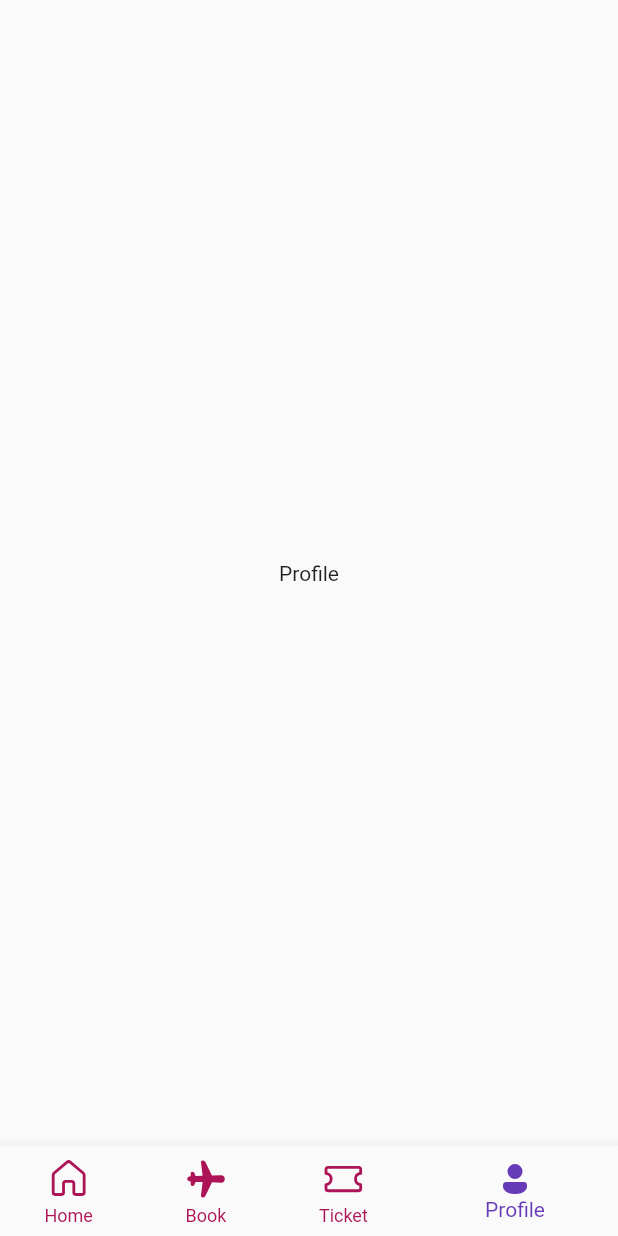
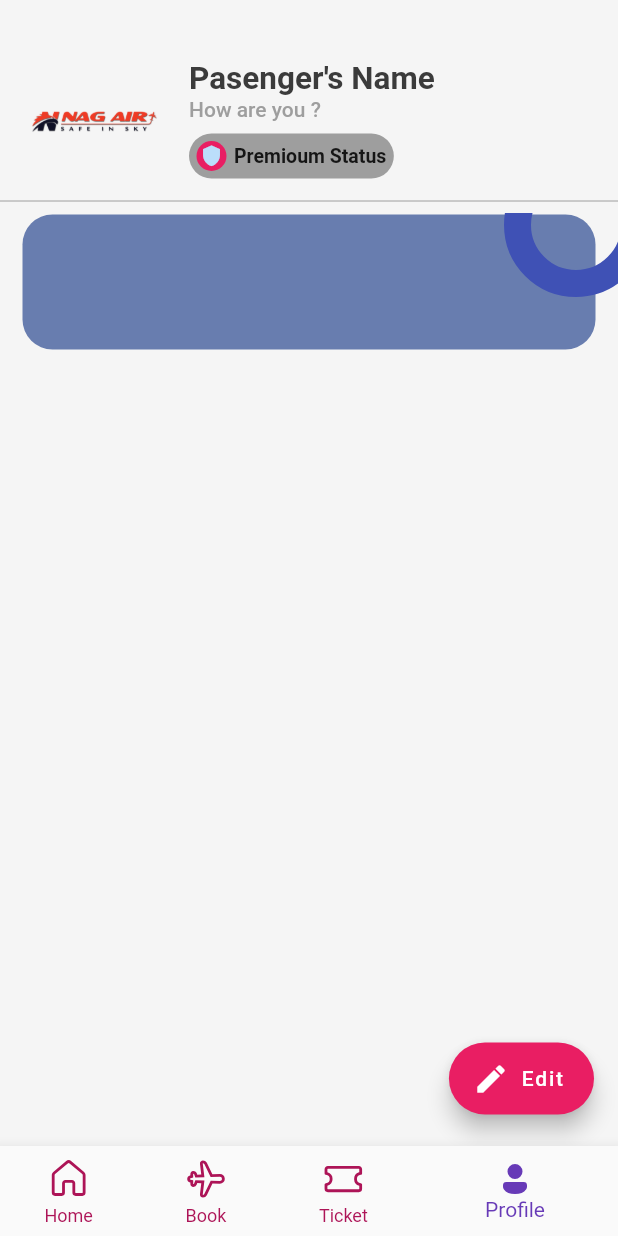
Before and after one commit to NafimAhmed/Air_Ticketing_App, a Flutter app: the screen it shows after launch, item 4 of the bottom bar chosen, on a phone screen of 412 x 824 dp. Run offline on Flutter 3.47's test engine with Material 2 defaults, Android fonts, the phone set to English and light mode, and no system bars; our stand-ins replace barcode_widget, fluentui_icons, gap, get, google_fonts, sizer.

Commit message:
Profile half done

```diff
--- a/lib/screens/bottom_bar.dart
+++ b/lib/screens/bottom_bar.dart
@@ -1,4 +1,5 @@
 import 'package:air_ticket_app/screens/home_screen.dart';
+import 'package:air_ticket_app/screens/profile_screen.dart';
 import 'package:air_ticket_app/screens/search_screen.dart';
 import 'package:air_ticket_app/screens/ticket_screen.dart';
 import 'package:fluentui_icons/fluentui_icons.dart';
@@ -21,7 +22,8 @@ class _BottomBarState extends State<BottomBar>{
     const SearchScreen(),
     const TicketScreen(),
     //const Text("ticket"),
-    const Text("Profile"),
+    //const Text("Profile"),
+    const ProfileScreen(),
 
   ];
 
@@ -68,7 +70,7 @@ class _BottomBarState extends State<BottomBar>{
           ),
           BottomNavigationBarItem(
             activeIcon: Icon(FluentSystemIcons.ic_fluent_airplane_filled),
-            icon: Icon(FluentSystemIcons.ic_fluent_airplane_filled, size: 30,),label: "Book",),
+            icon: Icon(FluentSystemIcons.ic_fluent_airplane_regular, size: 30,),label: "Book",),
           BottomNavigationBarItem(activeIcon: Icon(FluentSystemIcons.ic_fluent_ticket_filled),
               icon: Icon(FluentSystemIcons.ic_fluent_ticket_regular, size: 30,),label: "Ticket"),
           BottomNavigationBarItem(activeIcon: Icon(FluentSystemIcons.ic_fluent_person_filled),
--- /dev/null
+++ b/lib/screens/profile_screen.dart
@@ -0,0 +1,170 @@
+
+import 'package:air_ticket_app/Utils/app_layout.dart';
+import 'package:air_ticket_app/Utils/app_style.dart';
+import 'package:flutter/cupertino.dart';
+import 'package:flutter/material.dart';
+import 'package:gap/gap.dart';
+
+class ProfileScreen extends StatelessWidget {
+  const ProfileScreen({Key? key}) : super(key: key);
+
+  @override
+  Widget build(BuildContext context) {
+    return Scaffold(
+      backgroundColor: Colors.grey.shade100,
+      body: ListView(
+        children: [
+
+          Gap(AppLayout.getHeight(40)),
+         // Text("profile")
+
+          Container(
+            padding: EdgeInsets.symmetric(horizontal: 20),
+              child:Row(
+                crossAxisAlignment: CrossAxisAlignment.start,
+            children: [
+              Container(
+                padding: EdgeInsets.all(20),
+                height: AppLayout.getHeight(86),
+                width: AppLayout.getWidth(86),
+                decoration: BoxDecoration(
+                    borderRadius: BorderRadius.circular(AppLayout.getHeight(10)),
+                    image: DecorationImage(
+                        image: AssetImage("assets/nag-air-logo.png")
+                    )
+                ),
+              ),
+              Gap(20),
+              Column(
+                crossAxisAlignment: CrossAxisAlignment.start,
+                mainAxisAlignment: MainAxisAlignment.start,
+                children: [
+                  Text("Pasenger's Name",style: Styles.headlineStyle2,),
+                  Text("How are you ?",style: TextStyle(
+                    fontSize: 14,
+                    fontWeight: FontWeight.w500,
+                    color: Colors.grey.shade500
+                  ),
+                  ),
+                  Gap(8),
+
+
+                  Container(
+                    padding: EdgeInsets.all(5),
+                    decoration: BoxDecoration(
+
+                      borderRadius: BorderRadius.circular(15),
+                      color: Colors.grey,
+                    ),
+                    child: Row(
+                      children: [
+                        CircleAvatar(
+                          child: Icon(Icons.shield,
+                          size: 15,
+                          ),
+                          radius: 10,
+                          backgroundColor: Colors.pink,
+                        ),
+                        Gap(5),
+                        Text("Premioum Status",
+                        style: TextStyle(
+                          fontSize: 13,
+                          fontWeight: FontWeight.w600
+                        ),
+                        ),
+                      ],
+                    )
+                  )
+                ],
+              ),
+              //Gap(20),
+
+              // FloatingActionButton.extended(
+              //   backgroundColor: Colors.green,
+              //   foregroundColor: Colors.black,
+              //   onPressed: () {
+              //     // Respond to button press
+              //   },
+              //   icon: Icon(Icons.edit),
+              //   label: Text('Edit'),
+              // )
+
+            ],
+          )
+          ),
+
+          Divider(color: Colors.grey.shade500,),
+
+          Container(
+            margin: EdgeInsets.fromLTRB(0, 0, 0, 0),
+            child: Stack(
+              children: [
+
+                Container(
+                  margin: EdgeInsets.symmetric(horizontal: 15,vertical: 1),
+                  height: AppLayout.getHeight(90),
+                  width: double.infinity,
+                  decoration: BoxDecoration(
+                      color: Styles.primaryColor,
+                      borderRadius: BorderRadius.circular(20)
+                  ),
+                ),
+                Positioned(
+                    right: -20,
+                    top: -40,
+                    child: Container(
+                      padding: EdgeInsets.all(AppLayout.getHeight(30)),
+                      decoration: BoxDecoration(
+                        color: Colors.transparent,
+                          shape: BoxShape.circle,
+                          border: Border.all(width: 18,color:  Colors.indigo)
+                        //borderRadius: Border.all(width: 18)
+                      ),
+                    )),
+
+                Row(
+                  children: [
+
+                  ],
+                )
+
+              ],
+            ),
+          )
+
+
+
+        ],
+      ),
+      floatingActionButtonLocation: FloatingActionButtonLocation.endDocked,
+      floatingActionButton: Container(
+        margin: EdgeInsets.fromLTRB(0, 0, 0, 21),
+        child: FloatingActionButton.extended(
+
+      onPressed: (){
+
+      },
+          label: Text("Edit"),
+          hoverElevation: 100,
+      icon: Icon(Icons.edit),
+          splashColor: Colors.purple,
+
+      backgroundColor: Colors.pink.shade500,
+        ),
+      ),
+
+
+
+      // FloatingActionButton(
+      //
+      //   onPressed: (){
+      //
+      //   },
+      //   child: Icon(Icons.edit),
+      //   backgroundColor: Colors.pink.shade500,
+      //
+      // ),
+
+    );
+  }
+}
--- a/lib/widget/layout_builder_widget.dart
+++ b/lib/widget/layout_builder_widget.dart
@@ -5,8 +5,9 @@ class AppLayoutBuilder extends StatelessWidget {
 
   final bool? isColor;
   final int Section;
+  final double width;
 
-  const AppLayoutBuilder({Key? key, this.isColor, required this.Section}) : super(key: key);
+  const AppLayoutBuilder({Key? key, this.isColor, required this.Section, required this.width}) : super(key: key);
 
   @override
   Widget build(BuildContext context) {
--- a/pubspec.yaml
+++ b/pubspec.yaml
@@ -27,6 +27,7 @@ environment:
 # the latest version available on pub.dev. To see which dependencies have newer
 # versions available, run `flutter pub outdated`.
 dependencies:
+  barcode_widget: ^2.0.3
   gap: ^2.0.1
   get:
   sizer: ^2.0.15
```
Also changed, not shown: lib/screens/ticket_screen.dart (+119 -3 lines), pubspec.lock.
